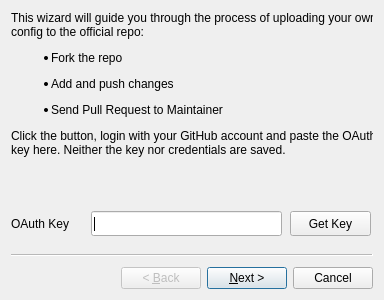
Qt form uploadwizard.ui (Audio4Linux/Viper4Linux-GUI) before a commit.
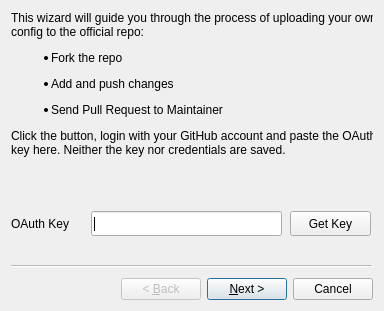
The same form after that commit.

Patch:
```diff
--- a/uploadwizard.ui
+++ b/uploadwizard.ui
@@ -7,7 +7,7 @@
     <x>0</x>
     <y>0</y>
     <width>384</width>
-    <height>300</height>
+    <height>311</height>
    </rect>
   </property>
   <property name="windowTitle">
```
